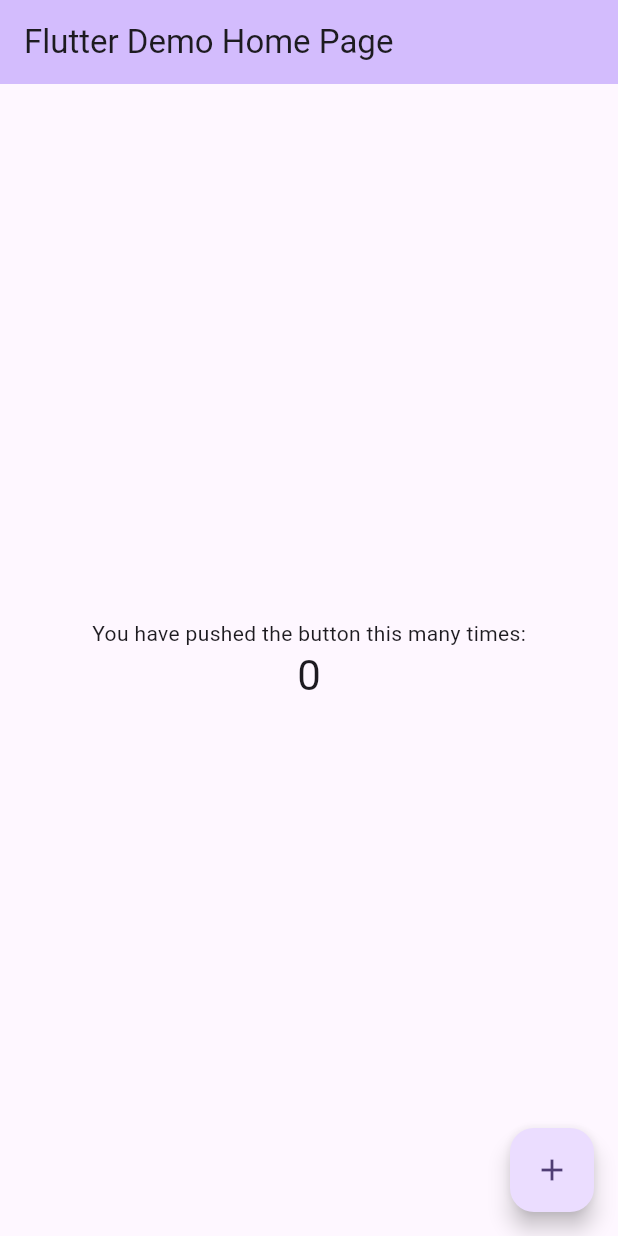
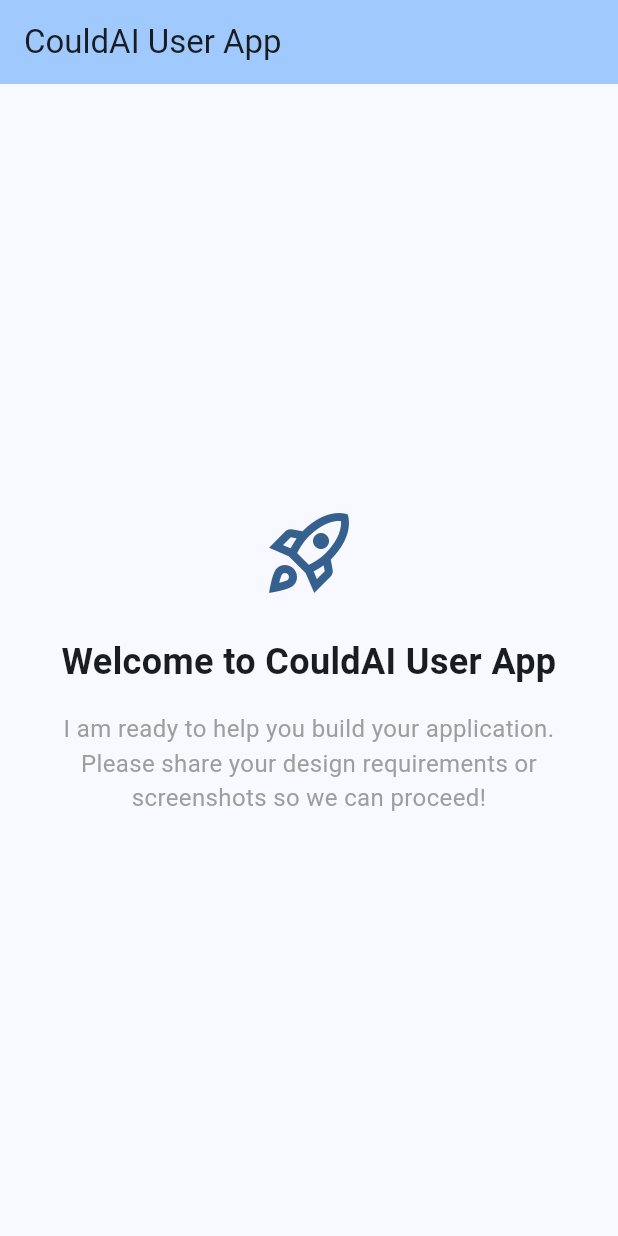
Before and after one commit to could-ai/019c5b06-5dcc-7a1b-af56-df806d7b7d0c, a Flutter app: the screen it shows after launch, on a phone screen of 412 x 824 dp. Run offline on Flutter 3.47's test engine with Material 3 defaults, Android fonts, the phone set to English and light mode, and no system bars.

Commit message:
Replaced the default counter app with a clean Home Screen to serve as a starting point for the new project.

```diff
--- a/usr/lib/main.dart
+++ b/usr/lib/main.dart
@@ -7,117 +7,66 @@ void main() {
 class MyApp extends StatelessWidget {
   const MyApp({super.key});
 
-  // This widget is the root of your application.
   @override
   Widget build(BuildContext context) {
     return MaterialApp(
-      title: 'Flutter Demo',
+      title: 'CouldAI User App',
       debugShowCheckedModeBanner: false,
       theme: ThemeData(
-        // This is the theme of your application.
-        //
-        // TRY THIS: Try running your application with "flutter run". You'll see
-        // the application has a purple toolbar. Then, without quitting the app,
-        // try changing the seedColor in the colorScheme below to Colors.green
-        // and then invoke "hot reload" (save your changes or press the "hot
-        // reload" button in a Flutter-supported IDE, or press "r" if you used
-        // the command line to start the app).
-        //
-        // Notice that the counter didn't reset back to zero; the application
-        // state is not lost during the reload. To reset the state, use hot
-        // restart instead.
-        //
-        // This works for code too, not just values: Most code changes can be
-        // tested with just a hot reload.
-        colorScheme: ColorScheme.fromSeed(seedColor: Colors.deepPurple),
+        colorScheme: ColorScheme.fromSeed(seedColor: Colors.blue),
+        useMaterial3: true,
       ),
       initialRoute: '/',
       routes: {
-        '/': (context) => const MyHomePage(title: 'Flutter Demo Home Page'),
+        '/': (context) => const HomeScreen(),
       },
     );
   }
 }
 
-class MyHomePage extends StatefulWidget {
-  const MyHomePage({super.key, required this.title});
-
-  // This widget is the home page of your application. It is stateful, meaning
-  // that it has a State object (defined below) that contains fields that affect
-  // how it looks.
-
-  // This class is the configuration for the state. It holds the values (in this
-  // case the title) provided by the parent (in this case the App widget) and
-  // used by the build method of the State. Fields in a Widget subclass are
-  // always marked "final".
-
-  final String title;
-
-  @override
-  State<MyHomePage> createState() => _MyHomePageState();
-}
-
-class _MyHomePageState extends State<MyHomePage> {
-  int _counter = 0;
-
-  void _incrementCounter() {
-    setState(() {
-      // This call to setState tells the Flutter framework that something has
-      // changed in this State, which causes it to rerun the build method below
-      // so that the display can reflect the updated values. If we changed
-      // _counter without calling setState(), then the build method would not be
-      // called again, and so nothing would appear to happen.
-      _counter++;
-    });
-  }
+class HomeScreen extends StatelessWidget {
+  const HomeScreen({super.key});
 
   @override
   Widget build(BuildContext context) {
-    // This method is rerun every time setState is called, for instance as done
-    // by the _incrementCounter method above.
-    //
-    // The Flutter framework has been optimized to make rerunning build methods
-    // fast, so that you can just rebuild anything that needs updating rather
-    // than having to individually change instances of widgets.
     return Scaffold(
       appBar: AppBar(
-        // TRY THIS: Try changing the color here to a specific color (to
-        // Colors.amber, perhaps?) and trigger a hot reload to see the AppBar
-        // change color while the other colors stay the same.
+        title: const Text('CouldAI User App'),
         backgroundColor: Theme.of(context).colorScheme.inversePrimary,
-        // Here we take the value from the MyHomePage object that was created by
-        // the App.build method, and use it to set our appbar title.
-        title: Text(widget.title),
       ),
       body: Center(
-        // Center is a layout widget. It takes a single child and positions it
-        // in the middle of the parent.
-        child: Column(
-          // Column is also a layout widget. It takes a list of children and
-          // arranges them vertically. By default, it sizes itself to fit its
-          // children horizontally, and tries to be as tall as its parent.
-          //
-          // Column has various properties to control how it sizes itself and
-          // how it positions its children. Here we use mainAxisAlignment to
-          // center the children vertically; the main axis here is the vertical
-          // axis because Columns are vertical (the cross axis would be
-          // horizontal).
-          //
-          // TRY THIS: Invoke "debug painting" (choose the "Toggle Debug Paint"
-          // action in the IDE, or press "p" in the console), to see the
-          // wireframe for each widget.
-          mainAxisAlignment: MainAxisAlignment.center,
-          children: <Widget>[
-            const Text('You have pushed the button this many times:'),
-            Text('$_counter', style: Theme.of(context).textTheme.headlineMedium),
-          ],
+        child: Padding(
+          padding: const EdgeInsets.all(24.0),
+          child: Column(
+            mainAxisAlignment: MainAxisAlignment.center,
+            children: [
+              Icon(
+                Icons.rocket_launch_outlined,
+                size: 64,
+                color: Theme.of(context).colorScheme.primary,
+              ),
+              const SizedBox(height: 24),
+              const Text(
+                'Welcome to CouldAI User App',
+                style: TextStyle(
+                  fontSize: 24,
+                  fontWeight: FontWeight.bold,
+                ),
+                textAlign: TextAlign.center,
+              ),
+              const SizedBox(height: 16),
+              const Text(
+                'I am ready to help you build your application. Please share your design requirements or screenshots so we can proceed!',
+                style: TextStyle(
+                  fontSize: 16,
+                  color: Colors.grey,
+                ),
+                textAlign: TextAlign.center,
+              ),
+            ],
+          ),
         ),
       ),
-      floatingActionButton: FloatingActionButton(
-        onPressed: _incrementCounter,
-        tooltip: 'Increment',
-        child: const Icon(Icons.add),
-      ), // This trailing comma makes auto-formatting nicer for build methods.
     );
   }
 }
```
